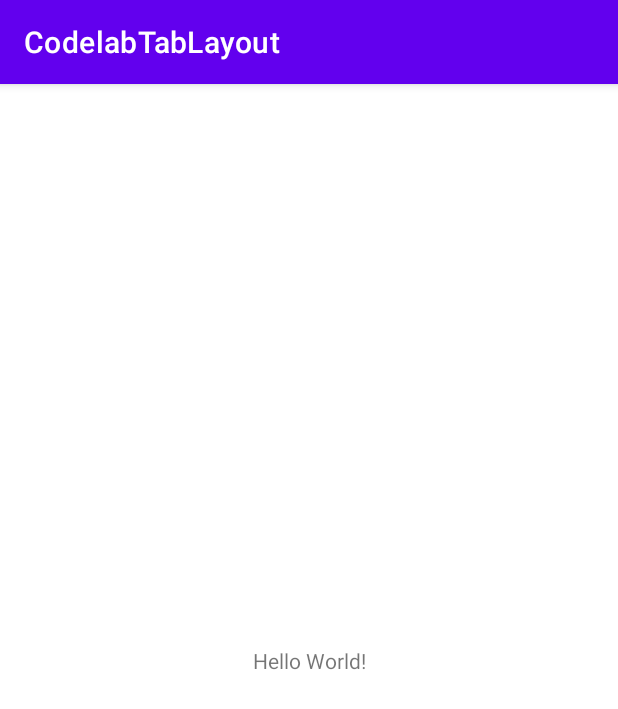
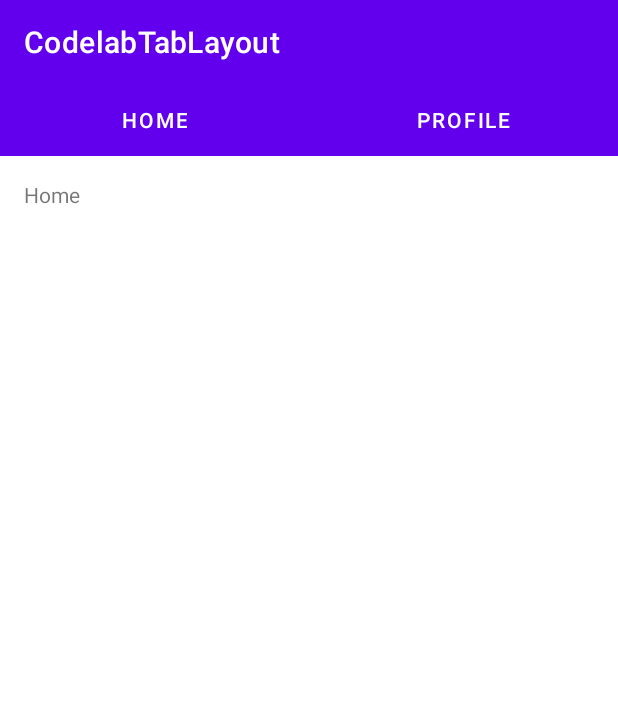
Before and after one commit to yusrilihzaM/CodelabTabLayout, an Android app: the screen it shows after launch (MainActivity), on a phone screen of 412 x 824 dp. Shown: the top 709 px of the screen. Run offline under Robolectric (Android 15) with nearby library versions, the phone set to English and light mode, and no system bars.

Commit message:
Tab Layout View Pager

```diff
--- a/app/build.gradle
+++ b/app/build.gradle
@@ -39,7 +39,9 @@ dependencies {
     implementation 'androidx.appcompat:appcompat:1.2.0'
     implementation 'com.google.android.material:material:1.3.0'
     implementation 'androidx.constraintlayout:constraintlayout:2.0.4'
+    implementation 'androidx.legacy:legacy-support-v4:1.0.0'
     testImplementation 'junit:junit:4.+'
     androidTestImplementation 'androidx.test.ext:junit:1.1.2'
     androidTestImplementation 'androidx.test.espresso:espresso-core:3.3.0'
+    implementation "androidx.viewpager2:viewpager2:1.0.0"
 }
--- /dev/null
+++ b/app/src/main/java/com/yusril/codelabtablayout/HomeFragment.kt
@@ -0,0 +1,21 @@
+package com.yusril.codelabtablayout
+
+import android.os.Bundle
+import androidx.fragment.app.Fragment
+import android.view.LayoutInflater
+import android.view.View
+import android.view.ViewGroup
+
+
+class HomeFragment : Fragment() {
+
+    override fun onCreateView(
+        inflater: LayoutInflater, container: ViewGroup?,
+        savedInstanceState: Bundle?
+    ): View? {
+        // Inflate the layout for this fragment
+        return inflater.inflate(R.layout.fragment_home, container, false)
+    }
+
+
+}
--- a/app/src/main/java/com/yusril/codelabtablayout/MainActivity.kt
+++ b/app/src/main/java/com/yusril/codelabtablayout/MainActivity.kt
@@ -2,10 +2,43 @@ package com.yusril.codelabtablayout
 
 import androidx.appcompat.app.AppCompatActivity
 import android.os.Bundle
+import androidx.annotation.StringRes
+import androidx.viewpager2.widget.ViewPager2
+import com.google.android.material.tabs.TabLayout
+import com.google.android.material.tabs.TabLayoutMediator
+import com.yusril.codelabtablayout.viewpager.SectionsPagerAdapter
 
 class MainActivity : AppCompatActivity() {
+    companion object{
+        @StringRes
+        private  val TAB_TITLES= intArrayOf(
+                R.string.tab_text_1,
+                R.string.tab_text_2
+        )
+    }
     override fun onCreate(savedInstanceState: Bundle?) {
         super.onCreate(savedInstanceState)
         setContentView(R.layout.activity_main)
+
+
+        // viewpager
+        val sectionsPagerAdapter=SectionsPagerAdapter(this)
+        // inisialisasi view pager
+        val viewPager:ViewPager2=findViewById(R.id.view_pager)
+        viewPager.adapter=sectionsPagerAdapter// set adapter view pager
+
+        // inisialisasi tab
+        val tabs:TabLayout=findViewById(R.id.tabs)
+        // masukan tab dan view pager
+        /*
+        * Dengan menerapkan TabLayoutMediator, maka Fragment yang tampil pada ViewPager2
+        * akan sesuai dengan posisi yang dipilih pada tab. Selain itu, di sini Anda juga
+        * menentukan judul dari masing-masing Tab dengan menggunakan
+        * TAB_TITLE yang diambil sesuai dengan urutan posisinya.
+        * */
+        TabLayoutMediator(tabs, viewPager) { tab, position ->
+            tab.text = resources.getString(TAB_TITLES[position])
+        }.attach()
+        supportActionBar?.elevation=0f
     }
 }
--- /dev/null
+++ b/app/src/main/java/com/yusril/codelabtablayout/viewpager/SectionsPagerAdapter.kt
@@ -0,0 +1,24 @@
+package com.yusril.codelabtablayout.viewpager
+
+import androidx.appcompat.app.AppCompatActivity
+import androidx.fragment.app.Fragment
+import androidx.viewpager2.adapter.FragmentStateAdapter
+import com.yusril.codelabtablayout.HomeFragment
+import com.yusril.codelabtablayout.ProfileFragment
+
+class SectionsPagerAdapter (activity: AppCompatActivity) : FragmentStateAdapter(activity){
+    override fun getItemCount(): Int {
+        // sesuai dengan banyak fragment tab
+        return 2
+    }
+
+    override fun createFragment(position: Int): Fragment {
+        var fragment: Fragment? = null
+        when (position) {
+            0 -> fragment = HomeFragment()
+            1 -> fragment = ProfileFragment()
+        }
+        return fragment as Fragment
+    }
+
+}
--- a/app/src/main/res/layout/activity_main.xml
+++ b/app/src/main/res/layout/activity_main.xml
@@ -1,18 +1,20 @@
 <?xml version="1.0" encoding="utf-8"?>
-<androidx.constraintlayout.widget.ConstraintLayout xmlns:android="http://schemas.android.com/apk/res/android"
+<LinearLayout xmlns:android="http://schemas.android.com/apk/res/android"
     xmlns:app="http://schemas.android.com/apk/res-auto"
     xmlns:tools="http://schemas.android.com/tools"
     android:layout_width="match_parent"
     android:layout_height="match_parent"
+    android:orientation="vertical"
     tools:context=".MainActivity">
 
-    <TextView
-        android:layout_width="wrap_content"
+    <com.google.android.material.tabs.TabLayout
+        android:id="@+id/tabs"
+        android:layout_width="match_parent"
         android:layout_height="wrap_content"
-        android:text="Hello World!"
-        app:layout_constraintBottom_toBottomOf="parent"
-        app:layout_constraintEnd_toEndOf="parent"
-        app:layout_constraintStart_toStartOf="parent"
-        app:layout_constraintTop_toTopOf="parent" />
-
-</androidx.constraintlayout.widget.ConstraintLayout>
+        android:background="?attr/colorPrimary"
+        app:tabTextColor="@android:color/white"/>
+    <androidx.viewpager2.widget.ViewPager2
+        android:id="@+id/view_pager"
+        android:layout_width="match_parent"
+        android:layout_height="match_parent" />
+</LinearLayout>
--- /dev/null
+++ b/app/src/main/res/layout/fragment_home.xml
@@ -0,0 +1,16 @@
+<?xml version="1.0" encoding="utf-8"?>
+<FrameLayout xmlns:android="http://schemas.android.com/apk/res/android"
+    xmlns:tools="http://schemas.android.com/tools"
+    android:layout_width="match_parent"
+    android:layout_height="match_parent"
+    tools:context=".HomeFragment">
+
+    <TextView
+        android:id="@+id/section_label"
+        android:layout_width="wrap_content"
+        android:layout_height="wrap_content"
+        android:layout_marginStart="16dp"
+        android:layout_marginTop="16dp"
+        android:text="@string/tab_text_1" />
+
+</FrameLayout>
--- a/app/src/main/res/values/strings.xml
+++ b/app/src/main/res/values/strings.xml
@@ -1,3 +1,12 @@
 <resources>
     <string name="app_name">CodelabTabLayout</string>
+    <!-- TODO: Remove or change this placeholder text -->
+    <string name="hello_blank_fragment">Hello blank fragment</string>
+    <string name="ini_fragment_home">Ini Fragment Home</string>
+    <string name="tab_text_1">Home</string>
+    <string name="tab_text_2">Profile</string>
+    <string name="tab_text_3">Setting</string>
+    <string name="content_tab_home">Welcome Home</string>
+    <string name="content_tab_profile">Change your Profile here</string>
+    <string name="content_tab_text">This is Tab %1$d</string>
 </resources>
```
Also changed, not shown: app/src/main/java/com/yusril/codelabtablayout/ProfileFragment.kt (added, +59 -0 lines), app/src/main/res/layout/fragment_profile.xml (added, +15 -0 lines).
